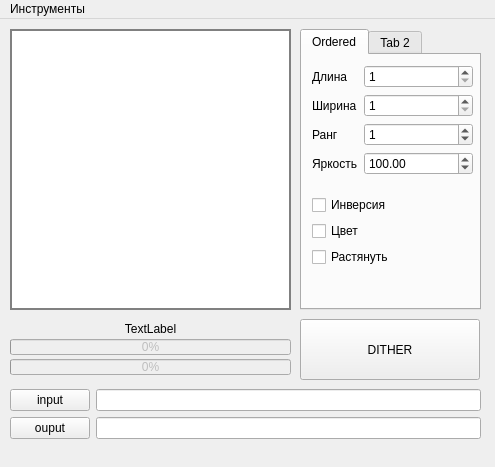
Before: the Qt Designer form mainwindow.ui in Pomidor1638/DitherIT, drawn with Qt 5.
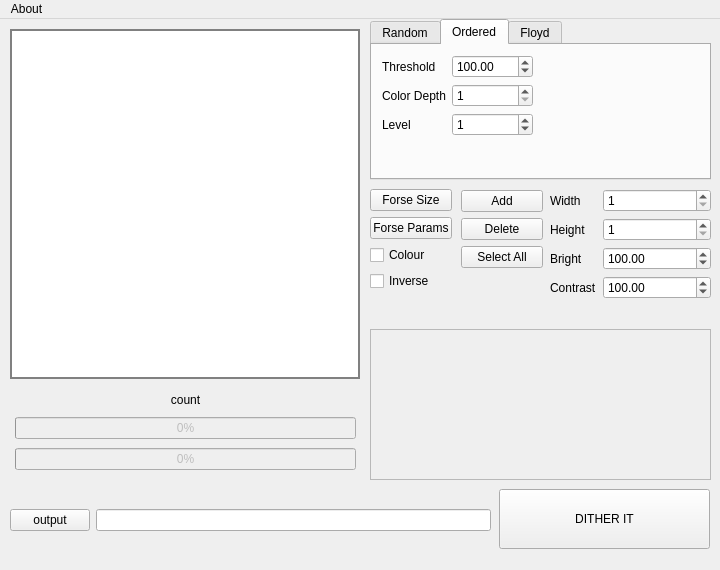
After: the same form once the commit is applied.

Commit message: completed forseParams, fors size, output browse

What changed in the file:
```diff
--- a/mainwindow.ui
+++ b/mainwindow.ui
@@ -9,8 +9,8 @@
    <rect>
     <x>0</x>
     <y>0</y>
-    <width>495</width>
-    <height>467</height>
+    <width>720</width>
+    <height>570</height>
    </rect>
   </property>
   <property name="sizePolicy">
@@ -21,14 +21,14 @@
   </property>
   <property name="minimumSize">
    <size>
-    <width>495</width>
-    <height>436</height>
+    <width>720</width>
+    <height>570</height>
    </size>
   </property>
   <property name="maximumSize">
    <size>
-    <width>16384</width>
-    <height>16384</height>
+    <width>720</width>
+    <height>570</height>
    </size>
   </property>
   <property name="windowTitle">
@@ -59,60 +59,36 @@
    <property name="enabled">
     <bool>true</bool>
    </property>
-   <widget class="QProgressBar" name="progressBar">
-    <property name="enabled">
-     <bool>false</bool>
-    </property>
-    <property name="geometry">
-     <rect>
-      <x>10</x>
-      <y>320</y>
-      <width>281</width>
-      <height>16</height>
-     </rect>
-    </property>
-    <property name="value">
-     <number>0</number>
-    </property>
-   </widget>
    <widget class="QWidget" name="formLayoutWidget_2">
     <property name="geometry">
      <rect>
       <x>10</x>
-      <y>370</y>
-      <width>471</width>
+      <y>470</y>
+      <width>481</width>
       <height>61</height>
      </rect>
     </property>
-    <layout class="QFormLayout" name="formLayout_2">
+    <layout class="QFormLayout" name="pathsFormLayout">
+     <property name="labelAlignment">
+      <set>Qt::AlignmentFlag::AlignCenter</set>
+     </property>
+     <property name="formAlignment">
+      <set>Qt::AlignmentFlag::AlignCenter</set>
+     </property>
      <item row="0" column="0">
       <widget class="QPushButton" name="browseInput">
        <property name="text">
-        <string>input</string>
+        <string>output</string>
        </property>
       </widget>
      </item>
-     <item row="1" column="0">
-      <widget class="QPushButton" name="browseOuput">
-       <property name="text">
-        <string>ouput</string>
-       </property>
-      </widget>
-     </item>
-     <item row="1" column="1">
+     <item row="0" column="1">
       <widget class="QLineEdit" name="outputPath">
        <property name="readOnly">
         <bool>true</bool>
        </property>
       </widget>
      </item>
-     <item row="0" column="1">
-      <widget class="QLineEdit" name="inputPath">
-       <property name="readOnly">
-        <bool>true</bool>
-       </property>
-      </widget>
-     </item>
     </layout>
    </widget>
    <widget class="QGraphicsView" name="graphicsView">
@@ -120,8 +96,8 @@
      <rect>
       <x>10</x>
       <y>10</y>
-      <width>281</width>
-      <height>281</height>
+      <width>350</width>
+      <height>350</height>
      </rect>
     </property>
     <property name="styleSheet">
@@ -129,52 +105,348 @@
 </string>
     </property>
    </widget>
-   <widget class="QProgressBar" name="progressBar_2">
+   <widget class="QToolButton" name="DitherIT">
     <property name="enabled">
+     <bool>true</bool>
+    </property>
+    <property name="geometry">
+     <rect>
+      <x>499</x>
+      <y>470</y>
+      <width>211</width>
+      <height>60</height>
+     </rect>
+    </property>
+    <property name="sizePolicy">
+     <sizepolicy hsizetype="Fixed" vsizetype="Fixed">
+      <horstretch>0</horstretch>
+      <verstretch>0</verstretch>
+     </sizepolicy>
+    </property>
+    <property name="minimumSize">
+     <size>
+      <width>180</width>
+      <height>50</height>
+     </size>
+    </property>
+    <property name="text">
+     <string>DITHER IT</string>
+    </property>
+    <property name="checkable">
      <bool>false</bool>
     </property>
+   </widget>
+   <widget class="QWidget" name="verticalLayoutWidget_2">
     <property name="geometry">
      <rect>
       <x>10</x>
-      <y>340</y>
-      <width>281</width>
-      <height>16</height>
+      <y>390</y>
+      <width>351</width>
+      <height>71</height>
      </rect>
     </property>
+    <layout class="QVBoxLayout" name="progressBarVerticalLayout">
+     <property name="leftMargin">
+      <number>5</number>
+     </property>
+     <property name="topMargin">
+      <number>5</number>
+     </property>
+     <property name="rightMargin">
+      <number>5</number>
+     </property>
+     <property name="bottomMargin">
+      <number>5</number>
+     </property>
+     <item>
+      <widget class="QProgressBar" name="currentImageProgressBar">
+       <property name="enabled">
+        <bool>false</bool>
+       </property>
     <property name="value">
      <number>0</number>
     </property>
+      </widget>
+     </item>
+     <item>
+      <widget class="QProgressBar" name="commonProgressBar">
+       <property name="enabled">
+        <bool>false</bool>
+       </property>
+       <property name="value">
+        <number>0</number>
+       </property>
+       <property name="textVisible">
+        <bool>true</bool>
+       </property>
+      </widget>
+     </item>
+    </layout>
+   </widget>
+   <widget class="QWidget" name="verticalLayoutWidget_3">
+    <property name="geometry">
+     <rect>
+      <x>10</x>
+      <y>370</y>
+      <width>351</width>
+      <height>21</height>
+     </rect>
+    </property>
+    <layout class="QVBoxLayout" name="imgsCountVerticalLayout">
+     <item>
+      <widget class="QLabel" name="imgsCountLabel">
+       <property name="text">
+        <string>count</string>
+       </property>
+       <property name="alignment">
+        <set>Qt::AlignmentFlag::AlignCenter</set>
+       </property>
+      </widget>
+     </item>
+    </layout>
    </widget>
    <widget class="QTabWidget" name="tabWidget">
     <property name="geometry">
      <rect>
-      <x>300</x>
-      <y>10</y>
-      <width>181</width>
-      <height>281</height>
+      <x>370</x>
+      <y>0</y>
+      <width>341</width>
+      <height>161</height>
      </rect>
     </property>
     <property name="currentIndex">
-     <number>0</number>
+     <number>1</number>
     </property>
-    <widget class="QWidget" name="orderedTab">
+    <property name="usesScrollButtons">
+     <bool>true</bool>
+    </property>
+    <property name="documentMode">
+     <bool>false</bool>
+    </property>
+    <widget class="QWidget" name="RandomTab">
+     <attribute name="title">
+      <string>Random</string>
+     </attribute>
+     <widget class="QWidget" name="formLayoutWidget_5">
+      <property name="geometry">
+       <rect>
+        <x>10</x>
+        <y>10</y>
+        <width>151</width>
+        <height>111</height>
+       </rect>
+      </property>
+      <layout class="QFormLayout" name="randomParamsLayout">
+       <property name="sizeConstraint">
+        <enum>QLayout::SizeConstraint::SetDefaultConstraint</enum>
+       </property>
+       <item row="0" column="0">
+        <widget class="QLabel" name="randomThreshold">
+         <property name="text">
+          <string>Threshold</string>
+         </property>
+        </widget>
+       </item>
+       <item row="0" column="1">
+        <widget class="QDoubleSpinBox" name="randomThresholdSpinBox">
+         <property name="maximum">
+          <double>1000.000000000000000</double>
+         </property>
+         <property name="value">
+          <double>100.000000000000000</double>
+         </property>
+        </widget>
+       </item>
+       <item row="1" column="0">
+        <widget class="QLabel" name="randomColorDepthLabel">
+         <property name="text">
+          <string>Color Depth</string>
+         </property>
+        </widget>
+       </item>
+       <item row="1" column="1">
+        <widget class="QSpinBox" name="randomColorDepthSpinBox">
+         <property name="minimum">
+          <number>1</number>
+         </property>
+         <property name="maximum">
+          <number>6</number>
+         </property>
+        </widget>
+       </item>
+       <item row="2" column="1">
+        <spacer name="randomVerticalSpacer">
+         <property name="orientation">
+          <enum>Qt::Orientation::Vertical</enum>
+         </property>
+         <property name="sizeHint" stdset="0">
+          <size>
+           <width>20</width>
+           <height>40</height>
+          </size>
+         </property>
+        </spacer>
+       </item>
+      </layout>
+     </widget>
+    </widget>
+    <widget class="QWidget" name="OrderedTab">
      <attribute name="title">
       <string>Ordered</string>
      </attribute>
+     <widget class="QWidget" name="formLayoutWidget_4">
+      <property name="geometry">
+       <rect>
+        <x>10</x>
+        <y>10</y>
+        <width>151</width>
+        <height>111</height>
+       </rect>
+      </property>
+      <layout class="QFormLayout" name="OrderedParamsLayout">
+       <property name="sizeConstraint">
+        <enum>QLayout::SizeConstraint::SetDefaultConstraint</enum>
+       </property>
+       <item row="0" column="0">
+        <widget class="QLabel" name="orderedThresholdLabel">
+         <property name="text">
+          <string>Threshold</string>
+         </property>
+        </widget>
+       </item>
+       <item row="0" column="1">
+        <widget class="QDoubleSpinBox" name="orderedThresholdSpinBox">
+         <property name="maximum">
+          <double>1000.000000000000000</double>
+         </property>
+         <property name="value">
+          <double>100.000000000000000</double>
+         </property>
+        </widget>
+       </item>
+       <item row="1" column="0">
+        <widget class="QLabel" name="orderedColorDepthLabel">
+         <property name="text">
+          <string>Color Depth</string>
+         </property>
+        </widget>
+       </item>
+       <item row="1" column="1">
+        <widget class="QSpinBox" name="orderedColorDepthSpinBox">
+         <property name="minimum">
+          <number>1</number>
+         </property>
+         <property name="maximum">
+          <number>6</number>
+         </property>
+        </widget>
+       </item>
+       <item row="3" column="1">
+        <spacer name="orderedVerticalSpacer">
+         <property name="orientation">
+          <enum>Qt::Orientation::Vertical</enum>
+         </property>
+         <property name="sizeHint" stdset="0">
+          <size>
+           <width>20</width>
+           <height>40</height>
+          </size>
+         </property>
+        </spacer>
+       </item>
+       <item row="2" column="1">
+        <widget class="QSpinBox" name="orderedLevelSpinBox">
+         <property name="minimum">
+          <number>0</number>
+         </property>
+         <property name="maximum">
+          <number>11</number>
+         </property>
+         <property name="value">
+          <number>1</number>
+         </property>
+        </widget>
+       </item>
+       <item row="2" column="0">
+        <widget class="QLabel" name="orderedLevelLabel">
+         <property name="text">
+          <string>Level</string>
+         </property>
+        </widget>
+       </item>
+      </layout>
+     </widget>
+    </widget>
+    <widget class="QWidget" name="FloydTab">
+     <attribute name="title">
+      <string>Floyd</string>
+     </attribute>
+    </widget>
+   </widget>
+   <widget class="QScrollArea" name="scrollArea">
+    <property name="geometry">
+     <rect>
+      <x>370</x>
+      <y>310</y>
+      <width>341</width>
+      <height>151</height>
+     </rect>
+    </property>
+    <property name="widgetResizable">
+     <bool>true</bool>
+    </property>
+    <widget class="QWidget" name="scrollAreaWidgetContents">
+     <property name="geometry">
+      <rect>
+       <x>0</x>
+       <y>0</y>
+       <width>339</width>
+       <height>149</height>
+      </rect>
+     </property>
+    </widget>
+   </widget>
      <widget class="QWidget" name="verticalLayoutWidget">
       <property name="geometry">
        <rect>
-        <x>10</x>
-        <y>140</y>
-        <width>161</width>
-        <height>101</height>
-       </rect>
-      </property>
-      <layout class="QVBoxLayout" name="verticalLayout">
+      <x>370</x>
+      <y>170</y>
+      <width>82</width>
+      <height>131</height>
+     </rect>
+    </property>
+    <layout class="QVBoxLayout" name="commonflagsVerticalLayout">
+     <item>
+      <widget class="QPushButton" name="forseSizeButton">
+       <property name="text">
+        <string>Forse Size</string>
+       </property>
+      </widget>
+     </item>
+     <item>
+      <widget class="QPushButton" name="forseParamsButton">
+       <property name="text">
+        <string>Forse Params</string>
+       </property>
+      </widget>
+     </item>
+     <item>
+      <widget class="QCheckBox" name="colourFlag">
+       <property name="text">
+        <string>Colour</string>
+       </property>
+       <property name="checked">
+        <bool>false</bool>
+       </property>
+       <property name="autoRepeat">
+        <bool>false</bool>
+       </property>
+      </widget>
+     </item>
        <item>
         <widget class="QCheckBox" name="inverseFlag">
          <property name="text">
-          <string>Инверсия</string>
+        <string>Inverse</string>
          </property>
          <property name="checked">
           <bool>false</bool>
@@ -185,33 +457,7 @@
         </widget>
        </item>
        <item>
-        <widget class="QCheckBox" name="colorFlag">
-         <property name="text">
-          <string>Цвет</string>
-         </property>
-         <property name="checked">
-          <bool>false</bool>
-         </property>
-         <property name="autoRepeat">
-          <bool>false</bool>
-         </property>
-        </widget>
-       </item>
-       <item>
-        <widget class="QCheckBox" name="stretchFlag">
-         <property name="text">
-          <string>Растянуть</string>
-         </property>
-         <property name="checked">
-          <bool>false</bool>
-         </property>
-         <property name="autoRepeat">
-          <bool>false</bool>
-         </property>
-        </widget>
-       </item>
-       <item>
-        <spacer name="verticalSpacer">
+      <spacer name="commonFlagsVerticalSpacer">
          <property name="orientation">
           <enum>Qt::Orientation::Vertical</enum>
          </property>
@@ -225,60 +471,74 @@
        </item>
       </layout>
      </widget>
-     <widget class="QWidget" name="formLayoutWidget">
+   <widget class="QWidget" name="formLayoutWidget_3">
       <property name="geometry">
        <rect>
-        <x>10</x>
-        <y>10</y>
+      <x>550</x>
+      <y>170</y>
         <width>161</width>
-        <height>121</height>
-       </rect>
-      </property>
-      <layout class="QFormLayout" name="formLayout">
+      <height>131</height>
+     </rect>
+    </property>
+    <layout class="QFormLayout" name="commonParamsFormLayout">
        <property name="sizeConstraint">
         <enum>QLayout::SizeConstraint::SetDefaultConstraint</enum>
        </property>
        <item row="0" column="0">
         <widget class="QLabel" name="label">
          <property name="text">
-          <string>Длина</string>
+        <string>Width</string>
+       </property>
+      </widget>
+     </item>
+     <item row="0" column="1">
+      <widget class="QSpinBox" name="widthSpinBox">
+       <property name="minimum">
+        <number>1</number>
+       </property>
+       <property name="maximum">
+        <number>32768</number>
          </property>
         </widget>
        </item>
        <item row="1" column="0">
         <widget class="QLabel" name="label_2">
          <property name="text">
-          <string>Ширина</string>
+        <string>Height</string>
+       </property>
+      </widget>
+     </item>
+     <item row="1" column="1">
+      <widget class="QSpinBox" name="heightSpinBox">
+       <property name="minimum">
+        <number>1</number>
+       </property>
+       <property name="maximum">
+        <number>32768</number>
+       </property>
+      </widget>
+     </item>
+     <item row="2" column="0">
+      <widget class="QLabel" name="brightLabel">
+       <property name="text">
+        <string>Bright</string>
          </property>
         </widget>
        </item>
        <item row="2" column="1">
-        <widget class="QSpinBox" name="MatrixNInput">
-         <property name="minimum">
-          <number>0</number>
-         </property>
+      <widget class="QDoubleSpinBox" name="brightSpinBox">
          <property name="maximum">
-          <number>11</number>
+        <double>1000.000000000000000</double>
          </property>
          <property name="value">
-          <number>1</number>
-         </property>
-        </widget>
-       </item>
-       <item row="1" column="1">
-        <widget class="QSpinBox" name="heightInput">
-         <property name="minimum">
-          <number>1</number>
-         </property>
-         <property name="maximum">
-          <number>32768</number>
+        <double>100.000000000000000</double>
          </property>
         </widget>
        </item>
        <item row="3" column="0">
         <widget class="QLabel" name="label_4">
          <property name="text">
-          <string>Яркость</string>
+        <string>Contrast</string>
          </property>
         </widget>
        </item>
@@ -292,87 +552,66 @@
          </property>
         </widget>
        </item>
-       <item row="2" column="0">
-        <widget class="QLabel" name="label_3">
-         <property name="text">
-          <string>Ранг </string>
-         </property>
-        </widget>
-       </item>
-       <item row="0" column="1">
-        <widget class="QSpinBox" name="widthInput">
-         <property name="minimum">
-          <number>1</number>
-         </property>
-         <property name="maximum">
-          <number>32768</number>
-         </property>
-        </widget>
+     <item row="4" column="1">
+      <spacer name="commonParamsVerticalSpacer">
+       <property name="orientation">
+        <enum>Qt::Orientation::Vertical</enum>
+       </property>
+       <property name="sizeHint" stdset="0">
+        <size>
+         <width>20</width>
+         <height>40</height>
+        </size>
+       </property>
+      </spacer>
        </item>
       </layout>
      </widget>
-    </widget>
-    <widget class="QWidget" name="tab_2">
-     <attribute name="title">
-      <string>Tab 2</string>
-     </attribute>
-    </widget>
-   </widget>
-   <widget class="QWidget" name="horizontalLayoutWidget">
+   <widget class="QWidget" name="verticalLayoutWidget_4">
     <property name="geometry">
      <rect>
-      <x>10</x>
-      <y>300</y>
-      <width>281</width>
-      <height>20</height>
+      <x>461</x>
+      <y>171</y>
+      <width>82</width>
+      <height>131</height>
      </rect>
     </property>
-    <layout class="QHBoxLayout" name="horizontalLayout">
+    <layout class="QVBoxLayout" name="addDeleteVerticalLayout">
      <item>
-      <widget class="QLabel" name="label_5">
+      <widget class="QPushButton" name="addButton">
        <property name="text">
-        <string>TextLabel</string>
+        <string>Add</string>
        </property>
-       <property name="textFormat">
-        <enum>Qt::TextFormat::AutoText</enum>
+      </widget>
+     </item>
+     <item>
+      <widget class="QPushButton" name="deleteButton">
+       <property name="text">
+        <string>Delete</string>
        </property>
-       <property name="alignment">
-        <set>Qt::AlignmentFlag::AlignCenter</set>
-       </property>
       </widget>
      </item>
-    </layout>
-   </widget>
-   <widget class="QToolButton" name="DitherIT">
-    <property name="enabled">
-     <bool>true</bool>
-    </property>
-    <property name="geometry">
-     <rect>
-      <x>300</x>
-      <y>300</y>
-      <width>180</width>
-      <height>61</height>
-     </rect>
-    </property>
-    <property name="sizePolicy">
-     <sizepolicy hsizetype="Fixed" vsizetype="Fixed">
-      <horstretch>0</horstretch>
-      <verstretch>0</verstretch>
-     </sizepolicy>
-    </property>
-    <property name="minimumSize">
+     <item>
+      <widget class="QPushButton" name="selectAllButton">
+       <property name="text">
+        <string>Select All</string>
+       </property>
+      </widget>
+     </item>
+     <item>
+      <spacer name="addDeleteButtonsVerticalSpacer">
+       <property name="orientation">
+        <enum>Qt::Orientation::Vertical</enum>
+       </property>
+       <property name="sizeHint" stdset="0">
      <size>
-      <width>180</width>
-      <height>50</height>
-     </size>
-    </property>
-    <property name="text">
-     <string>DITHER</string>
-    </property>
-    <property name="checkable">
-     <bool>false</bool>
-    </property>
+         <width>20</width>
+         <height>40</height>
+        </size>
+       </property>
+      </spacer>
+     </item>
+    </layout>
    </widget>
   </widget>
   <widget class="QMenuBar" name="menubar">
@@ -380,17 +619,17 @@
     <rect>
      <x>0</x>
      <y>0</y>
-     <width>495</width>
+     <width>720</width>
      <height>21</height>
     </rect>
    </property>
-   <widget class="QMenu" name="toolsMenu">
+   <widget class="QMenu" name="menuAbout">
     <property name="title">
-     <string>Инструменты</string>
+     <string>About</string>
     </property>
     <addaction name="palleteMenu"/>
    </widget>
-   <addaction name="toolsMenu"/>
+   <addaction name="menuAbout"/>
   </widget>
   <action name="action">
    <property name="text">
```
Left out of the diff: 42 changed lines with no effect on the pictures. Lines whose indentation alone changed are shown as unchanged. The commit also changes 16 other files.
